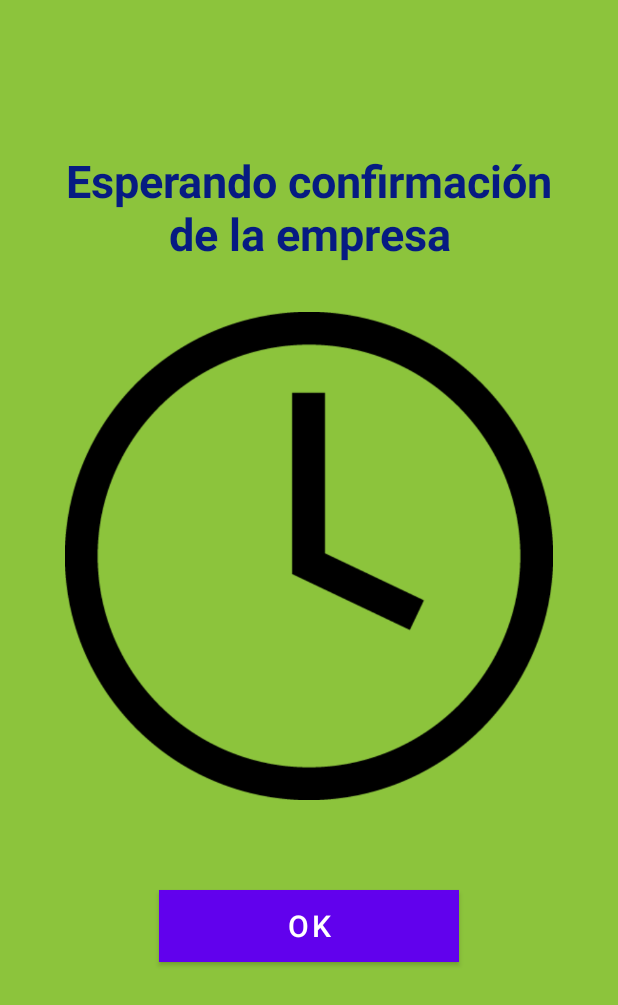
After one commit to CalderonBruno1/proyectoAibo, an Android app: the EsperaActivity screen opened directly, with no data from a screen before it, on a phone screen of 412 x 824 dp. The commit adds this screen. Shown: the top 1005 px of the screen. Run offline under Robolectric (Android 15) with nearby library versions, the phone set to English and light mode, and no system bars.

Commit message:
activitys validacion

```diff
--- /dev/null
+++ b/app/src/main/java/com/upc/aiboapp/EsperaActivity.kt
@@ -0,0 +1,26 @@
+package com.upc.aiboapp
+
+import android.content.Intent
+import androidx.appcompat.app.AppCompatActivity
+import android.os.Bundle
+import android.widget.Button
+import androidx.core.content.ContextCompat
+
+class EsperaActivity : AppCompatActivity() {
+    private lateinit var esperandoBtnId:Button
+
+    override fun onCreate(savedInstanceState: Bundle?) {
+        super.onCreate(savedInstanceState)
+        setContentView(R.layout.activity_espera)
+        asignarReferencias()
+    }
+
+    fun asignarReferencias(){
+        esperandoBtnId = findViewById(R.id.esperandoBtnId)
+
+        esperandoBtnId.setOnClickListener(){
+            val intent = Intent(this, LoginActivity::class.java)
+            ContextCompat.startActivity(this, intent, null)
+        }
+    }
+}
--- a/app/src/main/java/com/upc/aiboapp/ValidarRegistroActivity.kt
+++ b/app/src/main/java/com/upc/aiboapp/ValidarRegistroActivity.kt
@@ -112,6 +112,8 @@ class ValidarRegistroActivity : AppCompatActivity() {
                 File(getFilePath(imgBol1Uri)).delete()
                 File(getFilePath(imgBol2Uri)).delete()
                 File(getFilePath(imgBol3Uri)).delete()
+
+                storageManager.setValidacionUsser(dniUser,this,"espera")
             } else{
                 Toast.makeText(this, "Error", Toast.LENGTH_LONG).show()
             }
--- a/app/src/main/java/com/upc/aiboapp/entidad/Usuario.kt
+++ b/app/src/main/java/com/upc/aiboapp/entidad/Usuario.kt
@@ -2,7 +2,7 @@ package com.upc.aiboapp.entidad
 
 class Usuario(primerNombre:String="", segundoNombre:String="", primerApellido:String="",
               segundoApellido:String="", dni_ce:String="", fechaNac:String="", email:String="",
-              contrasena:String="") {
+              contrasena:String="", validacion:String="nuevo") {
     var primerNombre: String=primerNombre
     var segundoNombre: String=segundoNombre
     var primerApellido: String=primerApellido
@@ -11,4 +11,5 @@ class Usuario(primerNombre:String="", segundoNombre:String="", primerApellido:St
     var fechaNac: String=fechaNac
     var email: String=email
     var contrasena: String=contrasena
+    var validacion: String=validacion
 }
--- /dev/null
+++ b/app/src/main/res/layout/activity_espera.xml
@@ -0,0 +1,46 @@
+<?xml version="1.0" encoding="utf-8"?>
+<androidx.constraintlayout.widget.ConstraintLayout xmlns:android="http://schemas.android.com/apk/res/android"
+    xmlns:app="http://schemas.android.com/apk/res-auto"
+    xmlns:tools="http://schemas.android.com/tools"
+    android:layout_width="match_parent"
+    android:layout_height="match_parent"
+    tools:context=".EsperaActivity"
+    android:background="@color/aiboGreen">
+
+    <TextView
+        android:id="@+id/textView4"
+        android:layout_width="wrap_content"
+        android:layout_height="wrap_content"
+        android:layout_marginTop="100dp"
+        android:text="Esperando confirmación\nde la empresa"
+        android:textAlignment="center"
+        android:textSize="30dp"
+        android:textColor="@color/aiboBlue"
+        android:textStyle="bold"
+        app:layout_constraintEnd_toEndOf="parent"
+        app:layout_constraintStart_toStartOf="parent"
+        app:layout_constraintTop_toTopOf="parent" />
+
+    <ImageView
+        android:id="@+id/imageView2"
+        android:layout_width="325dp"
+        android:layout_height="325dp"
+        android:layout_marginTop="32dp"
+        app:layout_constraintEnd_toEndOf="parent"
+        app:layout_constraintStart_toStartOf="parent"
+        app:layout_constraintTop_toBottomOf="@+id/textView4"
+        app:srcCompat="@drawable/espera_ic" />
+
+    <Button
+        android:id="@+id/esperandoBtnId"
+        android:layout_width="wrap_content"
+        android:layout_height="wrap_content"
+        android:layout_marginTop="60dp"
+        android:text="OK"
+        android:textSize="20dp"
+        android:width="200dp"
+        android:background="@color/aiboBlue"
+        app:layout_constraintEnd_toEndOf="parent"
+        app:layout_constraintStart_toStartOf="parent"
+        app:layout_constraintTop_toBottomOf="@+id/imageView2" />
+</androidx.constraintlayout.widget.ConstraintLayout>
--- a/app/src/main/res/layout/activity_validar_registro.xml
+++ b/app/src/main/res/layout/activity_validar_registro.xml
@@ -251,6 +251,7 @@
         android:layout_height="wrap_content"
         android:layout_marginTop="60dp"
         android:text="Enviar"
+        android:background="@color/aiboBlue"
         app:layout_constraintEnd_toEndOf="parent"
         app:layout_constraintStart_toStartOf="parent"
         app:layout_constraintTop_toBottomOf="@+id/cardView2" />
```
Also changed, not shown: app/src/main/AndroidManifest.xml (+10 -1 lines), app/src/main/java/com/upc/aiboapp/AceptadoActivity.kt (added, +29 -0 lines), app/src/main/java/com/upc/aiboapp/FirebaseStorageManager.kt (+36 -4 lines), app/src/main/java/com/upc/aiboapp/RechazadoActivity.kt (added, +26 -0 lines), app/src/main/res/layout/activity_aceptado.xml (added, +46 -0 lines), app/src/main/res/layout/activity_rechazado.xml (added, +46 -0 lines), app/src/main/res/drawable/aceptado_ic.png (added), app/src/main/res/drawable/espera_ic.png (added), app/src/main/res/drawable/rechazado_ic.png (added).
